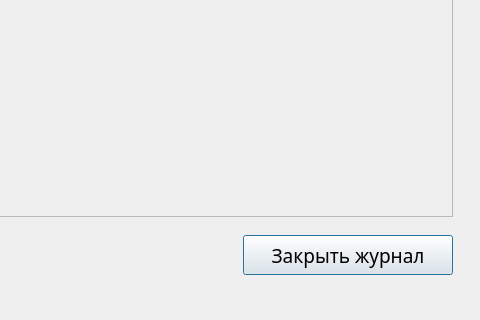
Above: DialogWindows/UI/AuditSettings.ui from G3RKA/EFS-Energy-Forecasting-System before the change; both pictures show x 370 to 850 and y 230 to 550 of the 850 by 550 pixel window. Below: the same form after it.
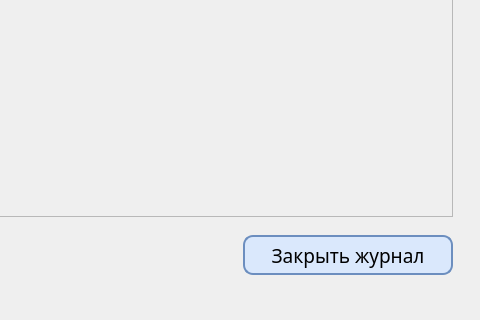
That is the form after the change. Icons and pictures are not drawn. Custom widgets are drawn as their Qt base class.

What changed in the file:
```diff
--- a/DialogWindows/UI/AuditSettings.ui
+++ b/DialogWindows/UI/AuditSettings.ui
@@ -340,6 +340,21 @@
          <pointsize>14</pointsize>
         </font>
        </property>
+       <property name="styleSheet">
+        <string notr="true">QPushButton {
+	background-color: #DAE8FC;
+	border: 2px solid #6C8EBF;
+	border-radius: 10px;
+}
+
+QPushButton:hover {
+	background-color: #c8dcfc;
+}
+
+QPushButton:pressed {
+	background-color: #a7c8fc;
+}</string>
+       </property>
        <property name="text">
         <string>Закрыть журнал</string>
        </property>
```
